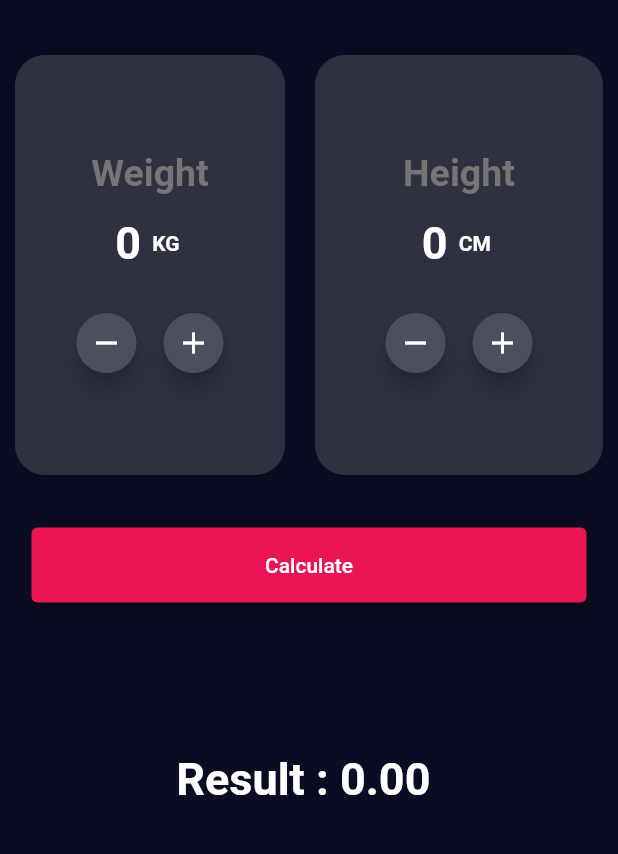
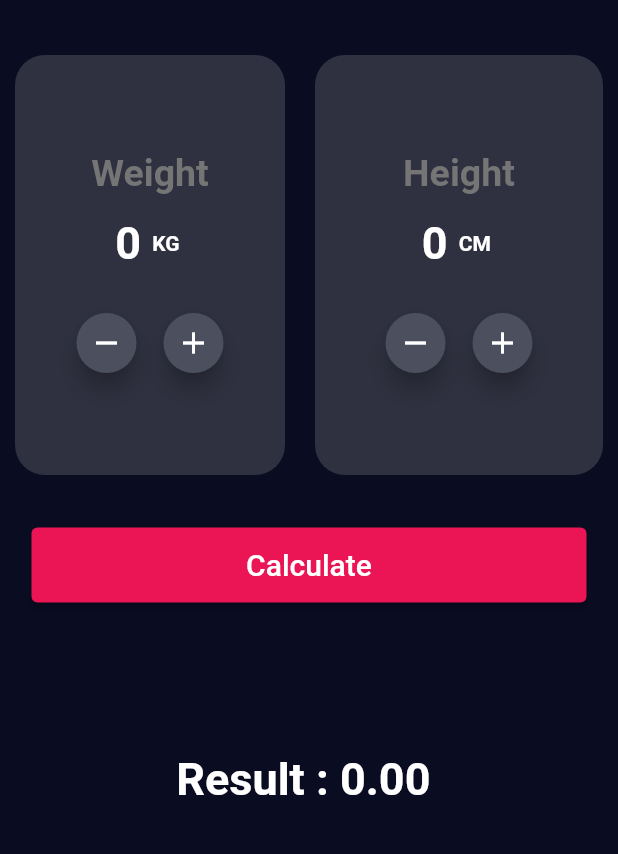
Before and after one commit to AhmedKamalElreidi/bmi_calculator, a Flutter app: the screen it shows after launch, on a phone screen of 412 x 824 dp, the part 59-913 px from its top. Run offline on Flutter 3.47's test engine with Material 2 defaults, Android fonts, the phone set to English and light mode, and no system bars.

Commit message:
flutter-dart

```diff
--- a/lib/home.dart
+++ b/lib/home.dart
@@ -176,7 +176,7 @@ class _HomePageState extends State<HomePage> {
             //   borderRadius: BorderRadius.circular(30), // <-- Radius
             // ),
             ),
-            child: const Text("Calculate",style: TextStyle(color: Colors.white),),
+            child: const Text("Calculate",style: TextStyle(color: Colors.white,fontSize: 20),),
             ),
           const SizedBox(height: 100,),
            Text("Result : ${bmi.toStringAsFixed(2)} ",style: const TextStyle(color: Colors.white,fontSize: 30,fontWeight: FontWeight.bold),),
```
